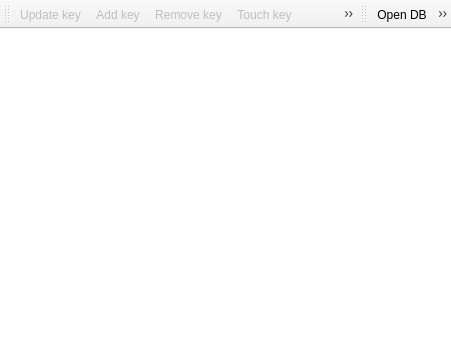
Old version of the form qredis/ui/RedisTree.ui in the repository tiagocoutinho/qredis.
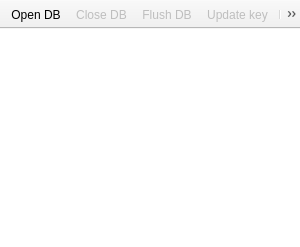
New version of the form. Icons and pictures are not drawn.

What changed in the file:
```diff
--- a/qredis/ui/RedisTree.ui
+++ b/qredis/ui/RedisTree.ui
@@ -6,8 +6,8 @@
    <rect>
     <x>0</x>
     <y>0</y>
-    <width>451</width>
-    <height>347</height>
+    <width>300</width>
+    <height>247</height>
    </rect>
   </property>
   <property name="windowTitle">
@@ -44,27 +44,19 @@
     </item>
    </layout>
   </widget>
-  <widget class="QToolBar" name="key_toolbar">
-   <property name="windowTitle">
-    <string>toolBar</string>
-   </property>
-   <attribute name="toolBarArea">
-    <enum>TopToolBarArea</enum>
-   </attribute>
-   <attribute name="toolBarBreak">
-    <bool>false</bool>
-   </attribute>
-   <addaction name="update_action"/>
-   <addaction name="add_key_action"/>
-   <addaction name="remove_key_action"/>
-   <addaction name="touch_key_action"/>
-   <addaction name="persist_key_action"/>
-   <addaction name="copy_key_action"/>
-  </widget>
   <widget class="QToolBar" name="db_toolbar">
    <property name="windowTitle">
     <string>Redis Tree</string>
    </property>
+   <property name="movable">
+    <bool>false</bool>
+   </property>
+   <property name="iconSize">
+    <size>
+     <width>16</width>
+     <height>16</height>
+    </size>
+   </property>
    <attribute name="toolBarArea">
     <enum>TopToolBarArea</enum>
    </attribute>
@@ -74,7 +66,13 @@
    <addaction name="open_db_action"/>
    <addaction name="close_db_action"/>
    <addaction name="flush_db_action"/>
-   <addaction name="db_info_action"/>
+   <addaction name="update_db_action"/>
+   <addaction name="separator"/>
+   <addaction name="add_key_action"/>
+   <addaction name="remove_key_action"/>
+   <addaction name="touch_key_action"/>
+   <addaction name="persist_key_action"/>
+   <addaction name="copy_key_action"/>
   </widget>
   <action name="add_key_action">
    <property name="enabled">
@@ -154,22 +152,6 @@
     <string>Removes all keys from selected database(s)</string>
    </property>
   </action>
-  <action name="db_info_action">
-   <property name="enabled">
-    <bool>false</bool>
-   </property>
-   <property name="icon">
-    <iconset theme="dialog-information">
-     <normaloff/>
-    </iconset>
-   </property>
-   <property name="text">
-    <string>DB Info</string>
-   </property>
-   <property name="toolTip">
-    <string>Shows redis server info</string>
-   </property>
-  </action>
   <action name="copy_key_action">
    <property name="enabled">
     <bool>false</bool>
@@ -186,7 +168,7 @@
     <string>Copies selected key value into a new key</string>
    </property>
   </action>
-  <action name="update_action">
+  <action name="update_db_action">
    <property name="enabled">
     <bool>false</bool>
    </property>
```
